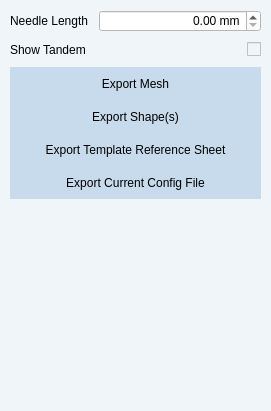
This is src/windows/ui/export_view.ui in brachify/brachify as Qt 5 draws it before an edit. The edited form follows.
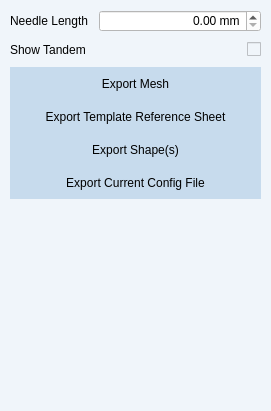
This is the edited form.

Diff of the .ui file:
```diff
--- a/src/windows/ui/export_view.ui
+++ b/src/windows/ui/export_view.ui
@@ -202,7 +202,7 @@
         </widget>
        </item>
        <item>
-        <widget class="QPushButton" name="btn_export_shapes">
+        <widget class="QPushButton" name="btn_export_template_reference">
          <property name="minimumSize">
           <size>
            <width>240</width>
@@ -231,12 +231,12 @@
 }</string>
          </property>
          <property name="text">
-          <string>Export Shape(s)</string>
+          <string>Export Template Reference Sheet</string>
          </property>
         </widget>
        </item>
        <item>
-        <widget class="QPushButton" name="btn_export_template_reference">
+        <widget class="QPushButton" name="btn_export_shapes">
          <property name="minimumSize">
           <size>
            <width>240</width>
@@ -265,7 +265,7 @@
 }</string>
          </property>
          <property name="text">
-          <string>Export Template Reference Sheet</string>
+          <string>Export Shape(s)</string>
          </property>
         </widget>
        </item>
```
